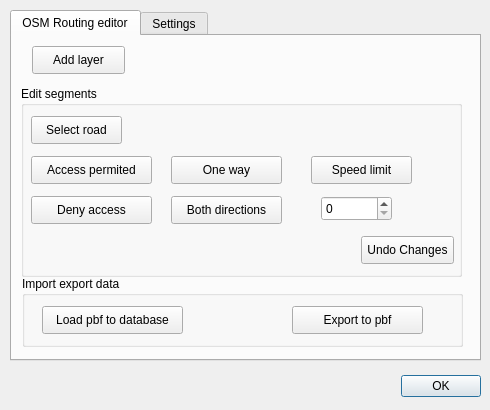
Old version of the form osm_routing_editor_dialog_base.ui in the repository tuskjant/OSMEditorForRouting.
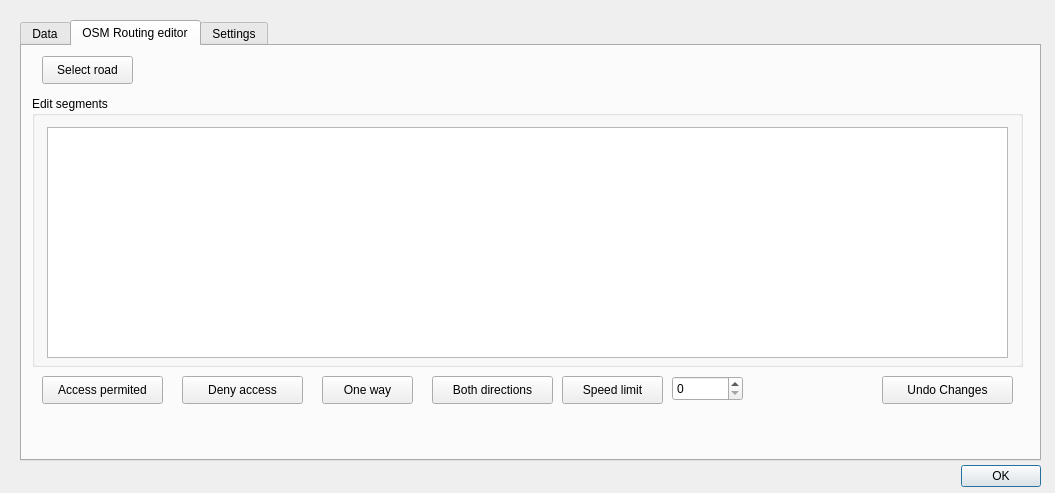
New version of the form. The open tabs and pages were chosen to show the change. Custom widgets are drawn as their Qt base class.

Commit message: Change ui to add table for viewing edited segments

```diff
--- a/osm_routing_editor_dialog_base.ui
+++ b/osm_routing_editor_dialog_base.ui
@@ -6,8 +6,8 @@
    <rect>
     <x>0</x>
     <y>0</y>
-    <width>490</width>
-    <height>410</height>
+    <width>1055</width>
+    <height>493</height>
    </rect>
   </property>
   <property name="windowTitle">
@@ -16,140 +16,104 @@
   <widget class="QTabWidget" name="tabWidget">
    <property name="geometry">
     <rect>
-     <x>10</x>
-     <y>10</y>
-     <width>471</width>
-     <height>351</height>
+     <x>20</x>
+     <y>20</y>
+     <width>1021</width>
+     <height>441</height>
     </rect>
    </property>
    <property name="currentIndex">
     <number>0</number>
    </property>
-   <widget class="QWidget" name="tab">
+   <widget class="QWidget" name="tab_3">
     <attribute name="title">
-     <string>OSM Routing editor</string>
+     <string>Data</string>
     </attribute>
-    <widget class="QPushButton" name="pushButtonAddLayers">
-     <property name="geometry">
-      <rect>
-       <x>20</x>
-       <y>10</y>
-       <width>93</width>
-       <height>28</height>
-      </rect>
-     </property>
-     <property name="text">
-      <string>Add layer</string>
-     </property>
-    </widget>
-    <widget class="QPushButton" name="pushButtonToPbf">
-     <property name="geometry">
-      <rect>
-       <x>280</x>
-       <y>270</y>
-       <width>131</width>
-       <height>28</height>
-      </rect>
-     </property>
-     <property name="text">
-      <string>Export to pbf</string>
-     </property>
-    </widget>
-    <widget class="QPushButton" name="pushButtonOSRMfiles">
-     <property name="geometry">
-      <rect>
-       <x>30</x>
-       <y>270</y>
-       <width>141</width>
-       <height>28</height>
-      </rect>
-     </property>
-     <property name="text">
-      <string>Load pbf to database</string>
-     </property>
-    </widget>
     <widget class="QGroupBox" name="groupBox_2">
      <property name="geometry">
       <rect>
        <x>10</x>
-       <y>240</y>
+       <y>130</y>
        <width>441</width>
-       <height>71</height>
+       <height>181</height>
       </rect>
      </property>
      <property name="title">
       <string>Import export data</string>
      </property>
-    </widget>
+     <widget class="QPushButton" name="pushButtonLoadPbf">
+      <property name="geometry">
+       <rect>
+        <x>30</x>
+        <y>50</y>
+        <width>201</width>
+        <height>28</height>
+       </rect>
+      </property>
+      <property name="text">
+       <string>Load pbf to database</string>
+      </property>
+     </widget>
+     <widget class="QPushButton" name="pushButtonToPbf">
+      <property name="geometry">
+       <rect>
+        <x>30</x>
+        <y>100</y>
+        <width>201</width>
+        <height>28</height>
+       </rect>
+      </property>
+      <property name="text">
+       <string>Export to pbf</string>
+      </property>
+     </widget>
+    </widget>
+    <widget class="QPushButton" name="pushButtonAddLayers">
+     <property name="geometry">
+      <rect>
+       <x>20</x>
+       <y>40</y>
+       <width>141</width>
+       <height>28</height>
+      </rect>
+     </property>
+     <property name="text">
+      <string>Add layer</string>
+     </property>
+    </widget>
+   </widget>
+   <widget class="QWidget" name="tab">
+    <attribute name="title">
+     <string>OSM Routing editor</string>
+    </attribute>
     <widget class="QGroupBox" name="groupBox_3">
      <property name="geometry">
       <rect>
-       <x>9</x>
+       <x>10</x>
        <y>50</y>
-       <width>441</width>
-       <height>191</height>
+       <width>991</width>
+       <height>271</height>
       </rect>
      </property>
      <property name="title">
       <string>Edit segments</string>
      </property>
-     <widget class="QPushButton" name="pushButtonUndoChanges">
+     <widget class="QTableView" name="tableView">
       <property name="geometry">
        <rect>
-        <x>340</x>
-        <y>150</y>
-        <width>93</width>
-        <height>28</height>
+        <x>15</x>
+        <y>31</y>
+        <width>961</width>
+        <height>231</height>
        </rect>
       </property>
-      <property name="text">
-       <string>Undo Changes</string>
-      </property>
      </widget>
-     <widget class="QPushButton" name="pushButtonDesactiva">
-      <property name="geometry">
-       <rect>
-        <x>10</x>
-        <y>110</y>
-        <width>121</width>
-        <height>28</height>
-       </rect>
-      </property>
-      <property name="text">
-       <string>Deny access</string>
-      </property>
-     </widget>
-     <widget class="QPushButton" name="pushButtonActiva">
-      <property name="geometry">
-       <rect>
-        <x>10</x>
-        <y>70</y>
-        <width>121</width>
-        <height>28</height>
-       </rect>
-      </property>
-      <property name="text">
-       <string>Access permited</string>
-      </property>
-     </widget>
-     <widget class="QPushButton" name="pushButtonOneWay">
-      <property name="geometry">
-       <rect>
-        <x>150</x>
-        <y>70</y>
-        <width>111</width>
-        <height>28</height>
-       </rect>
-      </property>
-      <property name="text">
-       <string>One way</string>
-      </property>
      </widget>
      <widget class="QPushButton" name="pushButtonSelectTram">
       <property name="geometry">
        <rect>
-        <x>10</x>
-        <y>30</y>
+       <x>20</x>
+       <y>10</y>
         <width>91</width>
         <height>28</height>
        </rect>
@@ -161,12 +125,51 @@
        <bool>true</bool>
       </property>
      </widget>
+    <widget class="QPushButton" name="pushButtonActiva">
+     <property name="geometry">
+      <rect>
+       <x>20</x>
+       <y>330</y>
+       <width>121</width>
+       <height>28</height>
+      </rect>
+     </property>
+     <property name="text">
+      <string>Access permited</string>
+     </property>
+    </widget>
+    <widget class="QPushButton" name="pushButtonDesactiva">
+     <property name="geometry">
+      <rect>
+       <x>160</x>
+       <y>330</y>
+       <width>121</width>
+       <height>28</height>
+      </rect>
+     </property>
+     <property name="text">
+      <string>Deny access</string>
+     </property>
+    </widget>
+    <widget class="QPushButton" name="pushButtonOneWay">
+     <property name="geometry">
+      <rect>
+       <x>300</x>
+       <y>330</y>
+       <width>91</width>
+       <height>28</height>
+      </rect>
+     </property>
+     <property name="text">
+      <string>One way</string>
+     </property>
+    </widget>
      <widget class="QPushButton" name="pushButton_BothDirections">
       <property name="geometry">
        <rect>
-        <x>150</x>
-        <y>110</y>
-        <width>111</width>
+       <x>410</x>
+       <y>330</y>
+       <width>121</width>
         <height>28</height>
        </rect>
       </property>
@@ -177,8 +180,8 @@
      <widget class="QSpinBox" name="spinBoxSpeed">
       <property name="geometry">
        <rect>
-        <x>300</x>
-        <y>110</y>
+       <x>650</x>
+       <y>330</y>
         <width>71</width>
         <height>25</height>
        </rect>
@@ -190,11 +193,24 @@
        <number>10</number>
       </property>
      </widget>
+    <widget class="QPushButton" name="pushButtonUndoChanges">
+     <property name="geometry">
+      <rect>
+       <x>860</x>
+       <y>330</y>
+       <width>131</width>
+       <height>28</height>
+      </rect>
+     </property>
+     <property name="text">
+      <string>Undo Changes</string>
+     </property>
+    </widget>
      <widget class="QPushButton" name="pushButtonMaxSpeed">
       <property name="geometry">
        <rect>
-        <x>290</x>
-        <y>70</y>
+       <x>540</x>
+       <y>330</y>
         <width>101</width>
         <height>28</height>
        </rect>
@@ -204,12 +220,6 @@
       </property>
      </widget>
     </widget>
-    <zorder>groupBox_3</zorder>
-    <zorder>groupBox_2</zorder>
-    <zorder>pushButtonAddLayers</zorder>
-    <zorder>pushButtonToPbf</zorder>
-    <zorder>pushButtonOSRMfiles</zorder>
-   </widget>
    <widget class="QWidget" name="tab_2">
     <attribute name="title">
      <string>Settings</string>
@@ -454,8 +464,8 @@
   <widget class="QDialogButtonBox" name="button_box">
    <property name="geometry">
     <rect>
-     <x>140</x>
-     <y>370</y>
+     <x>700</x>
+     <y>460</y>
      <width>341</width>
      <height>32</height>
     </rect>
```
Left out of the diff: 74 changed lines with no effect on the pictures. Lines whose indentation alone changed are shown as unchanged. The commit also changes 1 other file.
